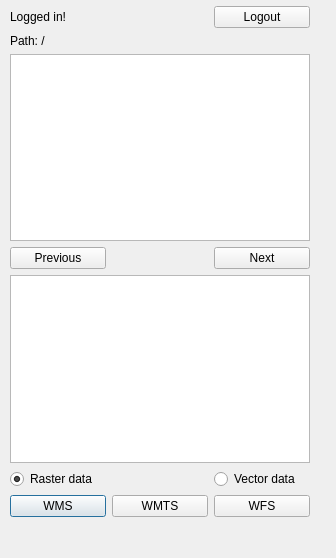
Old version of the form tabs/MyDriveLoggedInTab.ui in the repository ellipsis-drive-internal/qgis-plugin.
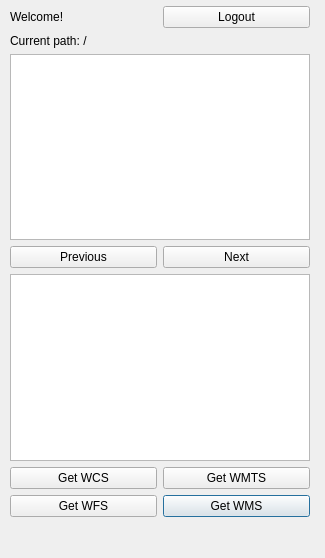
New version of the form.

```diff
--- a/tabs/MyDriveLoggedInTab.ui
+++ b/tabs/MyDriveLoggedInTab.ui
@@ -6,7 +6,7 @@
    <rect>
     <x>0</x>
     <y>0</y>
-    <width>336</width>
+    <width>325</width>
     <height>558</height>
    </rect>
   </property>
@@ -26,14 +26,66 @@
     <property name="rightMargin">
      <number>11</number>
     </property>
-    <item row="1" column="0">
+    <item row="10" column="1">
+     <widget class="QPushButton" name="pushButton_wms">
+      <property name="text">
+       <string>Get WMS</string>
+      </property>
+     </widget>
+    </item>
+    <item row="8" column="0" colspan="2">
+     <widget class="QListWidget" name="listWidget_mydrive_maps"/>
+    </item>
+    <item row="7" column="1">
+     <widget class="QPushButton" name="pushButton_next">
+      <property name="text">
+       <string>Next</string>
+      </property>
+     </widget>
+    </item>
+    <item row="10" column="0">
+     <widget class="QPushButton" name="pushButton_wfs">
+      <property name="text">
+       <string>Get WFS</string>
+      </property>
+     </widget>
+    </item>
+    <item row="9" column="0">
+     <widget class="QPushButton" name="pushButton_wcs">
+      <property name="text">
+       <string>Get WCS</string>
+      </property>
+     </widget>
+    </item>
+    <item row="0" column="0">
+     <widget class="QLabel" name="label">
+      <property name="text">
+       <string>Welcome!</string>
+      </property>
+     </widget>
+    </item>
+    <item row="1" column="0" colspan="2">
      <widget class="QLabel" name="label_path">
       <property name="text">
-       <string>Path: /</string>
+       <string>Current path: /</string>
       </property>
      </widget>
     </item>
-    <item row="12" column="2">
+    <item row="9" column="1">
+     <widget class="QPushButton" name="pushButton_wmts">
+      <property name="text">
+       <string>Get WMTS</string>
+      </property>
+     </widget>
+    </item>
+    <item row="7" column="0">
+     <widget class="QPushButton" name="pushButton_previous">
+      <property name="text">
+       <string>Previous</string>
+      </property>
+     </widget>
+    </item>
+    <item row="13" column="1">
      <spacer name="verticalSpacer">
       <property name="orientation">
        <enum>Qt::Vertical</enum>
@@ -43,84 +95,22 @@
       </property>
       <property name="sizeHint" stdset="0">
        <size>
-        <width>20</width>
+        <width>0</width>
         <height>30</height>
        </size>
       </property>
      </spacer>
     </item>
-    <item row="0" column="0">
-     <widget class="QLabel" name="label">
-      <property name="text">
-       <string>Logged in!</string>
-      </property>
-     </widget>
-    </item>
-    <item row="8" column="0" colspan="3">
-     <widget class="QListWidget" name="listWidget_mydrive_maps"/>
-    </item>
-    <item row="11" column="0">
-     <widget class="QPushButton" name="pushButton_wms">
-      <property name="text">
-       <string>WMS</string>
-      </property>
-     </widget>
-    </item>
-    <item row="7" column="2">
-     <widget class="QPushButton" name="pushButton_next">
-      <property name="text">
-       <string>Next</string>
-      </property>
-     </widget>
-    </item>
-    <item row="0" column="2">
+    <item row="0" column="1">
      <widget class="QPushButton" name="pushButton_logout">
       <property name="text">
        <string>Logout</string>
       </property>
      </widget>
     </item>
-    <item row="5" column="0" colspan="3">
+    <item row="5" column="0" colspan="2">
      <widget class="QListWidget" name="listWidget_mydrive"/>
     </item>
-    <item row="11" column="1">
-     <widget class="QPushButton" name="pushButton_wmts">
-      <property name="text">
-       <string>WMTS</string>
-      </property>
-     </widget>
-    </item>
-    <item row="7" column="0">
-     <widget class="QPushButton" name="pushButton_previous">
-      <property name="text">
-       <string>Previous</string>
-      </property>
-     </widget>
-    </item>
-    <item row="11" column="2">
-     <widget class="QPushButton" name="pushButton_wfs">
-      <property name="text">
-       <string>WFS</string>
-      </property>
-     </widget>
-    </item>
-    <item row="9" column="0">
-     <widget class="QRadioButton" name="radioRaster">
-      <property name="text">
-       <string>Raster data</string>
-      </property>
-      <property name="checked">
-       <bool>true</bool>
-      </property>
-     </widget>
-    </item>
-    <item row="9" column="2">
-     <widget class="QRadioButton" name="radioVector">
-      <property name="text">
-       <string>Vector data</string>
-      </property>
-     </widget>
-    </item>
    </layout>
   </widget>
  </widget>
```
Left out of the diff: 5 changed lines with no effect on the pictures.
